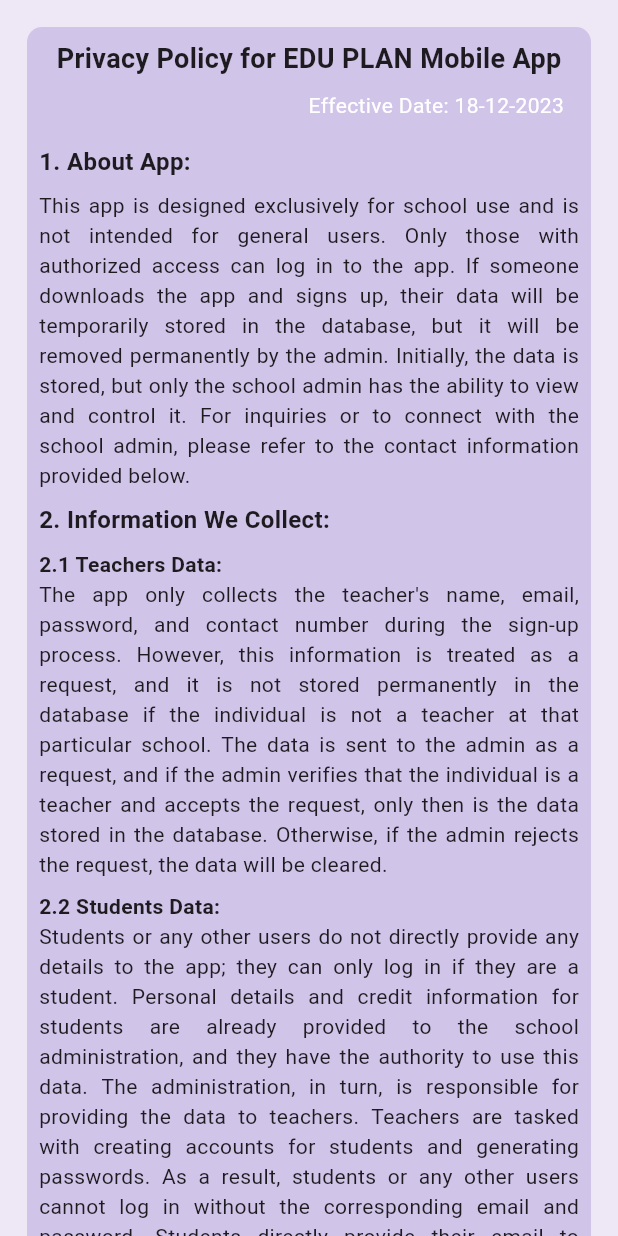
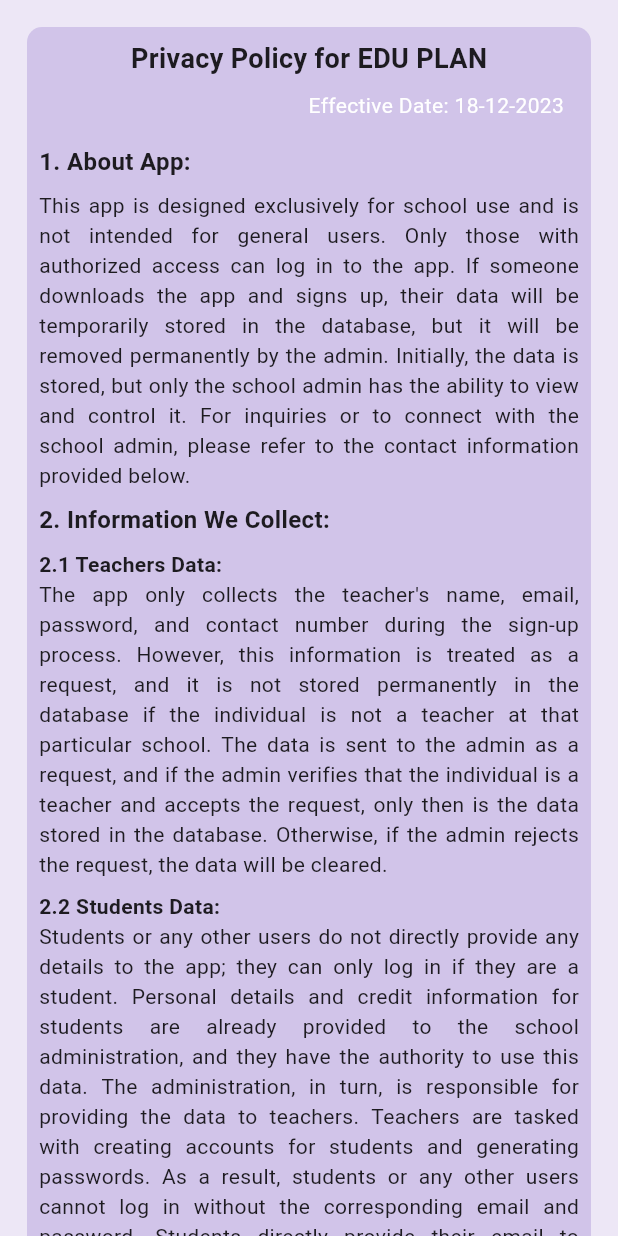
Before and after one commit to amaljosev/Edu-plan, a Flutter app: the screen it shows after launch, on a phone screen of 412 x 824 dp. Run offline on Flutter 3.47's test engine with Material 3 defaults, Android fonts, the light colour scheme and no system bars; our stand-ins replace cloud_firestore, file_picker, firebase_core, firebase_storage, flutter_bloc, flutter_slidable and 6 more; missing offline and left inert: razorpay_flutter; accounts and stored records are empty.

Commit message:
verson changed

```diff
--- a/lib/screens/teacher/profile/fee/fee_edit_screen.dart
+++ b/lib/screens/teacher/profile/fee/fee_edit_screen.dart
@@ -275,8 +275,8 @@
                                         widget.isOfflinePaymet
                                             ? ''
                                             : isPayed
-                                                ? 'Payed'
-                                                : 'Not Payed',
+                                                ? 'Paid'
+                                                : 'Not Paid',
                                         style: TextStyle(
                                             color: isPayed
                                                 ? Colors.green
--- a/lib/screens/teacher/profile/widgets/student_details_widget.dart
+++ b/lib/screens/teacher/profile/widgets/student_details_widget.dart
@@ -68,7 +68,7 @@
               ? const EdgeInsets.all(8)
               : const EdgeInsets.only(top: 15.0),
           child: Container(
-            height: isTeacher ? 280 : 250,
+            height: isTeacher ? 280 : 260,
             width: double.infinity,
             decoration: BoxDecoration(
                 color: isTeacher ? appbarColor : null,
--- a/lib/screens/welcome/privacy_screen.dart
+++ b/lib/screens/welcome/privacy_screen.dart
@@ -38,7 +38,7 @@
                           mainAxisAlignment: MainAxisAlignment.center,
                           children: [
                             Text(
-                              'Privacy Policy for EDU PLAN Mobile App',
+                              'Privacy Policy for EDU PLAN',
                               style: TextStyle(
                                 fontSize: 18.0,
                                 fontWeight: FontWeight.bold,
--- a/pubspec.yaml
+++ b/pubspec.yaml
@@ -16,7 +16,7 @@
 # https://developer.apple.com/library/archive/documentation/General/Reference/InfoPlistKeyReference/Articles/CoreFoundationKeys.html
 # In Windows, build-name is used as the major, minor, and patch parts
 # of the product and file versions while build-number is used as the build suffix.
-version: 1.0.0+1
+version: 1.0.1+1
 
 environment:
   sdk: '>=3.2.3 <4.0.0'
```
Also changed, not shown: lib/screens/student/fee/payment_history_widget.dart (line endings or trailing spaces).
